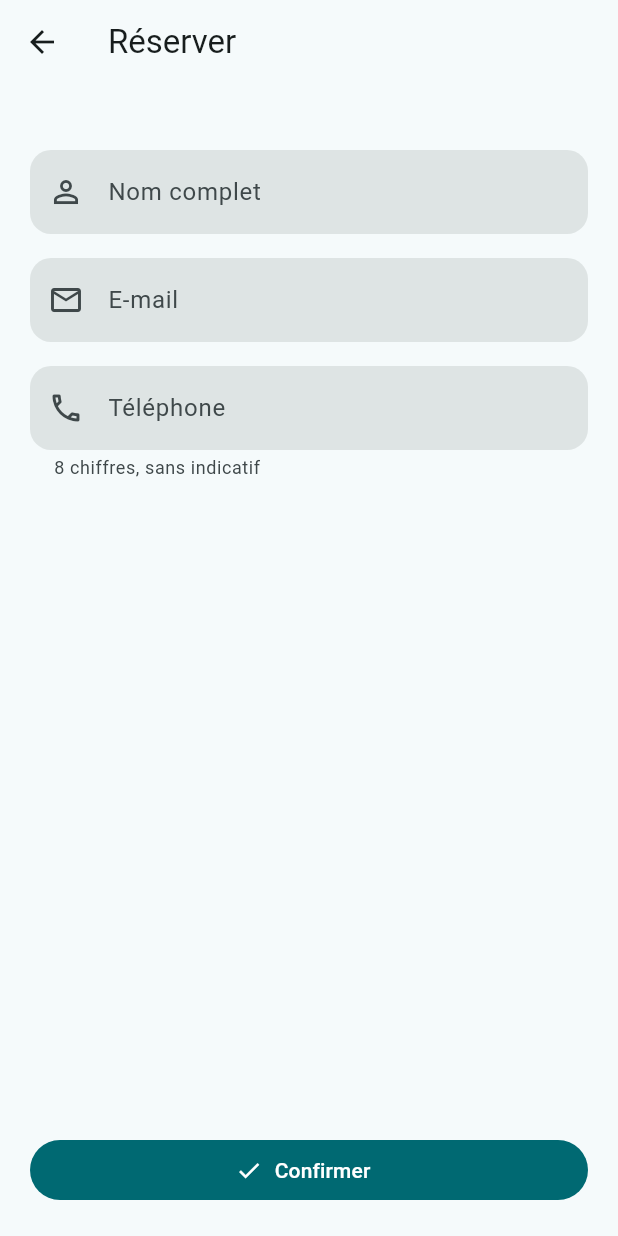
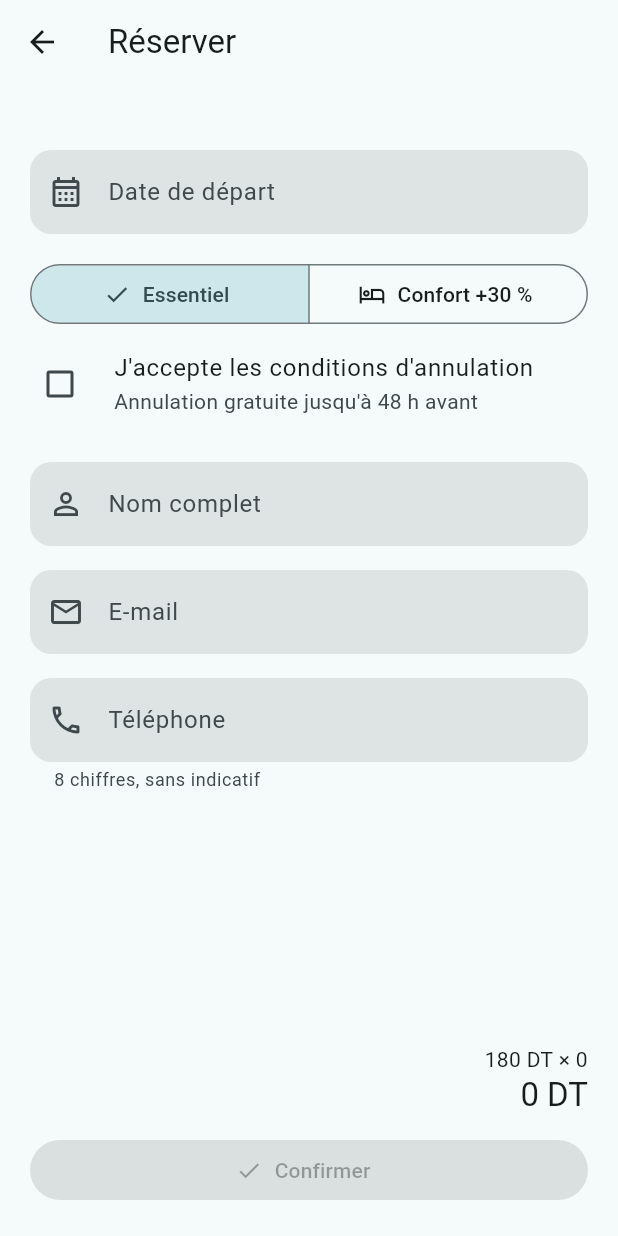
Before and after one commit to Saafiy7/rehla, a Flutter app: the ReservationScreen screen opened directly with sample values from the repository, on a phone screen of 412 x 824 dp. Run offline on Flutter 3.47's test engine with Material 3 defaults, Android fonts, the phone set to English and light mode, and no system bars.

Commit message:
feat(palier4): date, formule et conditions

```diff
--- a/lib/screens/reservation_screen.dart
+++ b/lib/screens/reservation_screen.dart
@@ -68,11 +68,46 @@ class _ReservationScreenState extends State<ReservationScreen> {
   }
 
   void _valider() {
-    if (!_formKey.currentState!.validate()) return;
+    if (!_formKey.currentState!.validate()) {
+      setState(() => _autoValidation = AutovalidateMode.onUserInteraction);
+      return;
+    }
     // Provisoire : sera remplacé au palier 5
     ScaffoldMessenger.of(
       context,
     ).showSnackBar(const SnackBar(content: Text('Formulaire valide')));
+  }
+
+  final _dateCtrl = TextEditingController();
+  DateTime? _date; // null tant qu'aucune date n'est choisie
+  String _formule = 'Essentiel';
+  bool _conditions = false;
+  AutovalidateMode _autoValidation = AutovalidateMode.disabled;
+
+  int get _prixParPersonne => _formule == 'Confort'
+      ? (widget.destination.prix * 1.3).round()
+      : widget.destination.prix;
+
+  int get _total => _prixParPersonne * widget.voyageurs;
+
+  Future<void> _choisirDate() async {
+    final demain = DateTime.now().add(const Duration(days: 1));
+    final choisie = await showDatePicker(
+      context: context,
+      initialDate: _date ?? demain,
+      firstDate: demain,
+      lastDate: DateTime.now().add(const Duration(days: 365)),
+      helpText: 'Date de départ',
+    );
+    // TODO 1 : si l'utilisateur annule (null), ne rien faire
+    if (choisie == null) return;
+    // TODO 2 : avec setState, mémoriser la date dans _date et écrire
+    //          'jj/mm/aaaa' dans _dateCtrl.text (padLeft(2, '0'))
+    setState(() {
+      _date = choisie;
+      _dateCtrl.text =
+          '${choisie.day.toString().padLeft(2, '0')}/${choisie.month.toString().padLeft(2, '0')}/${choisie.year}';
+    });
   }
 
   @override
@@ -81,6 +116,7 @@ class _ReservationScreenState extends State<ReservationScreen> {
       appBar: AppBar(title: const Text('Réserver')),
       body: Form(
         key: _formKey,
+        autovalidateMode: _autoValidation,
         child: SingleChildScrollView(
           padding: const EdgeInsets.all(20),
           child: Column(
@@ -88,6 +124,45 @@ class _ReservationScreenState extends State<ReservationScreen> {
             children: [
               // TODO 4 : récapitulatif (image 64 x 64, nom, durée, voyageurs)
               const SizedBox(height: 24),
+              TextFormField(
+                controller: _dateCtrl,
+                readOnly: true,
+                onTap: _choisirDate,
+                decoration: _deco(
+                  'Date de départ',
+                  Icons.calendar_month_outlined,
+                ),
+                validator: (_) => _date == null ? 'Choisissez une date' : null,
+              ),
+              const SizedBox(height: 16),
+              SegmentedButton<String>(
+                segments: const [
+                  ButtonSegment(
+                    value: 'Essentiel',
+                    label: Text('Essentiel'),
+                    icon: Icon(Icons.backpack_outlined),
+                  ),
+                  ButtonSegment(
+                    value: 'Confort',
+                    label: Text('Confort +30 %'),
+                    icon: Icon(Icons.hotel_outlined),
+                  ),
+                ],
+                selected: {_formule},
+                onSelectionChanged: (choix) {
+                  // memoriser le choix dans _formule avec setState
+                  setState(() => _formule = choix.first);
+                },
+              ),
+              CheckboxListTile(
+                value: _conditions,
+                onChanged: (v) => setState(() => _conditions = v ?? false),
+                controlAffinity: ListTileControlAffinity.leading,
+                contentPadding: EdgeInsets.zero,
+                title: const Text("J'accepte les conditions d'annulation"),
+                subtitle: const Text('Annulation gratuite jusqu\'à 48 h avant'),
+              ),
+              const SizedBox(height: 16),
               TextFormField(
                 controller: _nomCtrl,
                 decoration: _deco('Nom complet', Icons.person_outline),
@@ -126,10 +201,26 @@ class _ReservationScreenState extends State<ReservationScreen> {
       //          qui appelle _valider (inspirez-vous de la barre du détail)
       bottomNavigationBar: Padding(
         padding: const EdgeInsets.all(20),
-        child: FilledButton.icon(
-          onPressed: _valider,
-          icon: const Icon(Icons.check),
-          label: const Text('Confirmer'),
+        child: Column(
+          mainAxisSize: MainAxisSize.min,
+          crossAxisAlignment: CrossAxisAlignment.stretch,
+          children: [
+            Text(
+              '$_prixParPersonne DT × ${widget.voyageurs}',
+              textAlign: TextAlign.end,
+            ),
+            Text(
+              '$_total DT',
+              textAlign: TextAlign.end,
+              style: Theme.of(context).textTheme.titleLarge,
+            ),
+            const SizedBox(height: 12),
+            FilledButton.icon(
+              onPressed: _conditions ? _valider : null,
+              icon: const Icon(Icons.check),
+              label: const Text('Confirmer'),
+            ),
+          ],
         ),
       ),
     );
```
Also changed, not shown: 2 other files.
